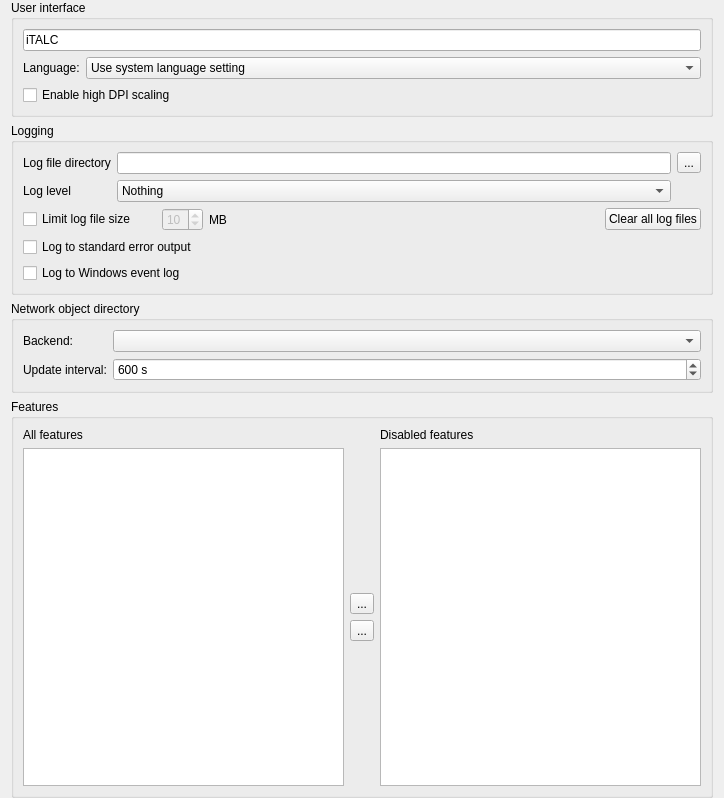
This is configurator/forms/GeneralConfigurationPage.ui in veyon/veyon as Qt 5 draws it before an edit. The edited form follows.
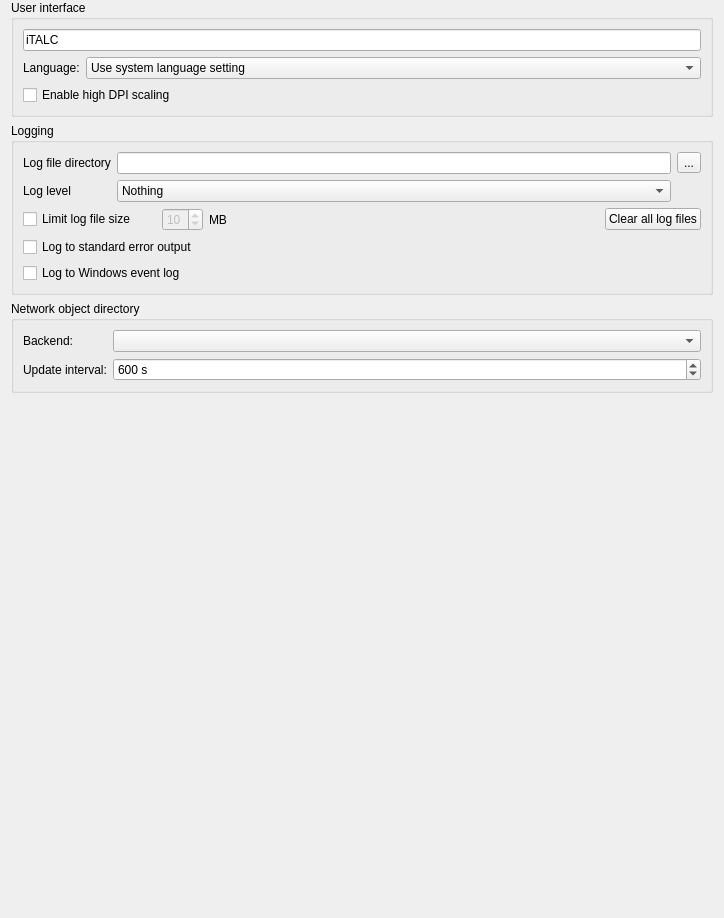
This is the edited form. Icons and pictures are not drawn.

Commit message: Configurator: move feature configuration to MasterConfigurationPage

```diff
--- a/configurator/forms/GeneralConfigurationPage.ui
+++ b/configurator/forms/GeneralConfigurationPage.ui
@@ -7,7 +7,7 @@
     <x>0</x>
     <y>0</y>
     <width>724</width>
-    <height>798</height>
+    <height>918</height>
    </rect>
   </property>
   <layout class="QVBoxLayout" name="verticalLayout_14">
@@ -268,85 +268,17 @@
     </widget>
    </item>
    <item>
-    <widget class="QGroupBox" name="groupBox">
-     <property name="title">
-      <string>Features</string>
+    <spacer name="verticalSpacer">
+     <property name="orientation">
+      <enum>Qt::Vertical</enum>
      </property>
-     <layout class="QGridLayout" name="gridLayout">
-      <item row="0" column="0">
-       <widget class="QLabel" name="label_2">
-        <property name="text">
-         <string>All features</string>
-        </property>
-       </widget>
-      </item>
-      <item row="0" column="2">
-       <widget class="QLabel" name="label_3">
-        <property name="text">
-         <string>Disabled features</string>
-        </property>
-       </widget>
-      </item>
-      <item row="1" column="1">
-       <layout class="QVBoxLayout" name="verticalLayout_18">
-        <item>
-         <spacer name="verticalSpacer_15">
-          <property name="orientation">
-           <enum>Qt::Vertical</enum>
-          </property>
-          <property name="sizeHint" stdset="0">
-           <size>
-            <width>20</width>
-            <height>40</height>
-           </size>
-          </property>
-         </spacer>
-        </item>
-        <item>
-         <widget class="QToolButton" name="disableFeatureButton">
-          <property name="text">
-           <string>...</string>
-          </property>
-          <property name="icon">
-           <iconset resource="../italc-configurator.qrc">
-            <normaloff>:/resources/go-next.png</normaloff>:/resources/go-next.png</iconset>
-          </property>
-         </widget>
-        </item>
-        <item>
-         <widget class="QToolButton" name="enableFeatureButton">
-          <property name="text">
-           <string>...</string>
-          </property>
-          <property name="icon">
-           <iconset resource="../italc-configurator.qrc">
-            <normaloff>:/resources/go-previous.png</normaloff>:/resources/go-previous.png</iconset>
-          </property>
-         </widget>
-        </item>
-        <item>
-         <spacer name="verticalSpacer_16">
-          <property name="orientation">
-           <enum>Qt::Vertical</enum>
-          </property>
-          <property name="sizeHint" stdset="0">
-           <size>
-            <width>20</width>
-            <height>40</height>
-           </size>
-          </property>
-         </spacer>
-        </item>
-       </layout>
-      </item>
-      <item row="1" column="0">
-       <widget class="QListWidget" name="allFeaturesListWidget"/>
-      </item>
-      <item row="1" column="2">
-       <widget class="QListWidget" name="disabledFeaturesListWidget"/>
-      </item>
-     </layout>
-    </widget>
+     <property name="sizeHint" stdset="0">
+      <size>
+       <width>20</width>
+       <height>40</height>
+      </size>
+     </property>
+    </spacer>
    </item>
   </layout>
  </widget>
```
Left out of the diff: 64 changed lines with no effect on the pictures. The commit also changes 5 other files.
